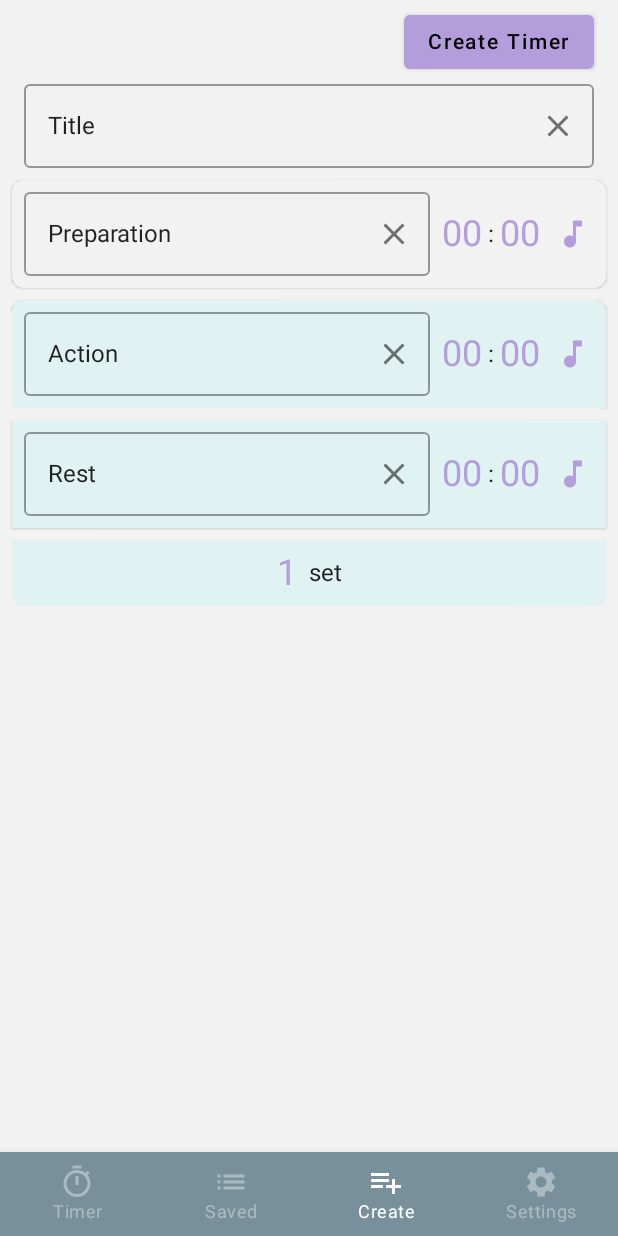
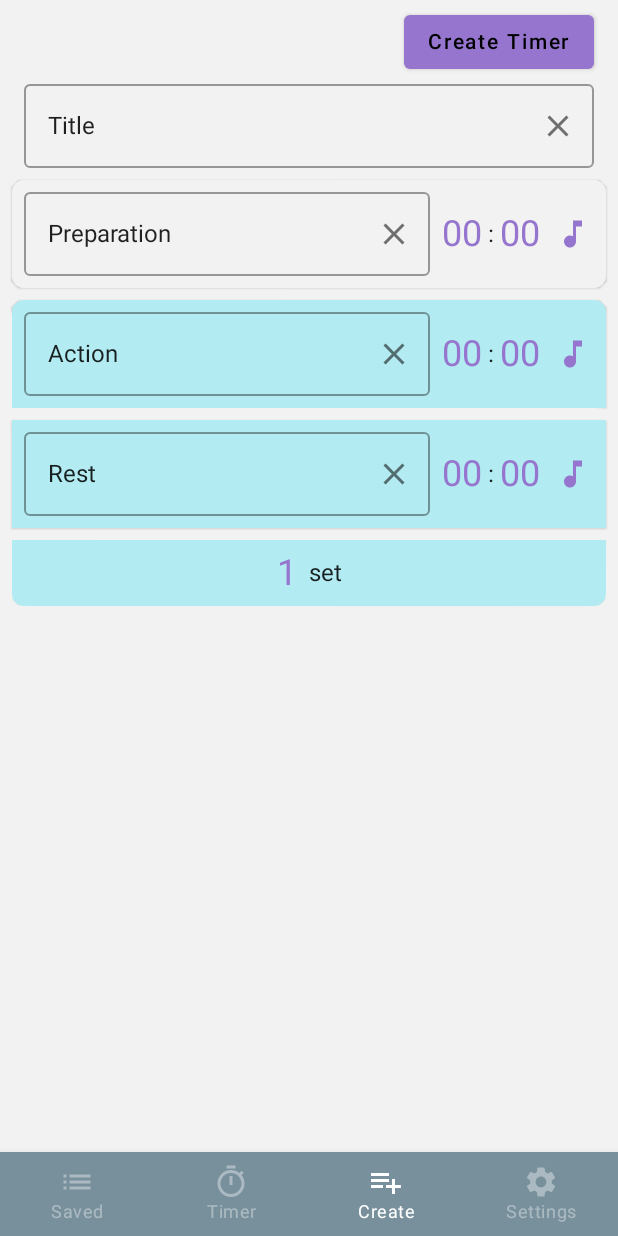
Before and after one commit to AndreiKlem/akTimer, an Android app built with Jetpack Compose: the screen it shows after launch (MainActivity), item 3 of the bottom bar chosen, on a phone screen of 412 x 824 dp. Run offline under Robolectric (Android 15) with nearby library versions, the phone set to English and light mode, and no system bars; our stand-ins replace Dagger/Hilt's generated code, Room's generated code, accompanist, livedata-compose; libraries missing offline, so code that uses them is left out: com.google.accompanist.navigation.

Commit message:
Changed position of the timer and the create screen

```diff
--- a/app/src/main/java/ru/aklem/aktimer/BottomBarScreen.kt
+++ b/app/src/main/java/ru/aklem/aktimer/BottomBarScreen.kt
@@ -5,15 +5,15 @@ sealed class BottomBarScreen(
     val title: String,
     val icon: Int
 ) {
+    object Saved: BottomBarScreen(
+        route = "saved",
+        title = "Saved",
+        icon = R.drawable.ic_saved
+    )
     object Timer: BottomBarScreen(
         route = "timer",
         title = "Timer",
         icon = R.drawable.ic_timer
-    )
-    object Saved: BottomBarScreen(
-        route = "saved",
-        title = "Saved",
-        icon = R.drawable.ic_saved
     )
     object Create: BottomBarScreen(
         route = "create/{tag}",
--- a/app/src/main/java/ru/aklem/aktimer/BottomNavGraph.kt
+++ b/app/src/main/java/ru/aklem/aktimer/BottomNavGraph.kt
@@ -16,9 +16,9 @@ import androidx.navigation.navArgument
 import com.google.accompanist.navigation.animation.AnimatedNavHost
 import com.google.accompanist.navigation.animation.composable
 import kotlinx.coroutines.InternalCoroutinesApi
-import ru.aklem.aktimer.misc.Directions
-import ru.aklem.aktimer.misc.Directions.BACKWARDS
-import ru.aklem.aktimer.misc.Directions.FORWARD
+import ru.aklem.aktimer.utils.Directions
+import ru.aklem.aktimer.utils.Directions.BACKWARDS
+import ru.aklem.aktimer.utils.Directions.FORWARD
 import ru.aklem.aktimer.screens.CreateScreen
 import ru.aklem.aktimer.screens.SavedScreen
 import ru.aklem.aktimer.screens.SettingsScreen
@@ -39,10 +39,10 @@ fun BottomNavGraph(
     val timerViewModel = hiltViewModel<TimerViewModel>()
     val chartViewModel = hiltViewModel<ChartViewModel>()
     var direction = FORWARD
-    var currentScreen = remember { mutableStateOf(BottomBarScreen.Timer.route).value }
+    var currentScreen = remember { mutableStateOf(BottomBarScreen.Saved.route).value }
     AnimatedNavHost(
         navController = navController,
-        startDestination = BottomBarScreen.Timer.route
+        startDestination = BottomBarScreen.Saved.route
     ) {
         navController.addOnDestinationChangedListener { _, destination, _ ->
             val nextScreen = destination.route.toString()
@@ -51,25 +51,25 @@ fun BottomNavGraph(
             currentScreen = nextScreen
         }
         composable(
-            route = BottomBarScreen.Timer.route,
+            route = BottomBarScreen.Saved.route,
             enterTransition = { enterAnimation(BACKWARDS) },
             exitTransition = { exitAnimation(FORWARD) }
+        ) {
+            SavedScreen(
+                navController = navController,
+                timerViewModel = timerViewModel,
+                chartViewModel = chartViewModel
+            )
+        }
+        composable(
+            route = BottomBarScreen.Timer.route,
+            enterTransition = { enterAnimation(direction) },
+            exitTransition = { exitAnimation(direction) }
         ) {
             TimerScreen(
                 timerViewModel = timerViewModel,
                 chartViewModel = chartViewModel,
                 settingsViewModel = settingsViewModel
-            )
-        }
-        composable(
-            route = BottomBarScreen.Saved.route,
-            enterTransition = { enterAnimation(direction) },
-            exitTransition = { exitAnimation(direction) }
-        ) {
-            SavedScreen(
-                navController = navController,
-                timerViewModel = timerViewModel,
-                chartViewModel = chartViewModel
             )
         }
         composable(
@@ -112,8 +112,8 @@ fun BottomNavGraph(
 
 private fun getPosition(route: String): Int {
     return when (route) {
-        "timer" -> 1
-        "saved" -> 2
+        "saved" -> 1
+        "timer" -> 2
         "create/{tag}" -> 3
         else -> 4
     }
--- a/app/src/main/java/ru/aklem/aktimer/MainScreen.kt
+++ b/app/src/main/java/ru/aklem/aktimer/MainScreen.kt
@@ -41,8 +41,8 @@ fun MainScreen() {
 @Composable
 fun BottomBar(navController: NavHostController) {
     val screens = listOf(
+        BottomBarScreen.Saved,
         BottomBarScreen.Timer,
-        BottomBarScreen.Saved,
         BottomBarScreen.Create,
         BottomBarScreen.Settings
     )
@@ -70,8 +70,8 @@ fun RowScope.AddItem(
         label = {
             Text(
                 text = when (screen.title) {
+                    "Saved" -> stringResource(id = R.string.saved)
                     "Timer" -> stringResource(id = R.string.timer)
-                    "Saved" -> stringResource(id = R.string.saved)
                     "Create" -> stringResource(id = R.string.create)
                     "Settings" -> stringResource(id = R.string.settings)
                     else -> "Tile error"
--- a/app/src/main/java/ru/aklem/aktimer/data/PreferencesManager.kt
+++ b/app/src/main/java/ru/aklem/aktimer/data/PreferencesManager.kt
@@ -8,7 +8,7 @@ import androidx.datastore.preferences.preferencesDataStore
 import dagger.hilt.android.qualifiers.ApplicationContext
 import kotlinx.coroutines.flow.catch
 import kotlinx.coroutines.flow.map
-import ru.aklem.aktimer.misc.AppSettings
+import ru.aklem.aktimer.utils.AppSettings
 import java.io.IOException
 import javax.inject.Inject
 import javax.inject.Singleton
--- a/app/src/main/java/ru/aklem/aktimer/screens/Create.kt
+++ b/app/src/main/java/ru/aklem/aktimer/screens/Create.kt
@@ -40,9 +40,9 @@ import androidx.compose.ui.window.Popup
 import androidx.navigation.NavController
 import kotlinx.coroutines.flow.StateFlow
 import ru.aklem.aktimer.R
-import ru.aklem.aktimer.misc.AppSettings
-import ru.aklem.aktimer.misc.ChartPeriods
-import ru.aklem.aktimer.misc.ChartPeriods.*
+import ru.aklem.aktimer.utils.AppSettings
+import ru.aklem.aktimer.utils.ChartPeriods
+import ru.aklem.aktimer.utils.ChartPeriods.*
 import ru.aklem.aktimer.viewmodel.SettingsViewModel
 
 @ExperimentalComposeUiApi
--- a/app/src/main/java/ru/aklem/aktimer/screens/Saved.kt
+++ b/app/src/main/java/ru/aklem/aktimer/screens/Saved.kt
@@ -5,17 +5,20 @@ import android.content.res.Configuration
 import android.util.Log
 import androidx.compose.animation.ExperimentalAnimationApi
 import androidx.compose.animation.animateContentSize
-import androidx.compose.animation.core.tween
+import androidx.compose.animation.core.*
 import androidx.compose.foundation.ExperimentalFoundationApi
 import androidx.compose.foundation.Image
 import androidx.compose.foundation.clickable
 import androidx.compose.foundation.layout.*
 import androidx.compose.foundation.lazy.*
 import androidx.compose.material.*
+import androidx.compose.material.icons.Icons
+import androidx.compose.material.icons.filled.MoreVert
 import androidx.compose.runtime.*
 import androidx.compose.runtime.livedata.observeAsState
 import androidx.compose.ui.Alignment
 import androidx.compose.ui.Modifier
+import androidx.compose.ui.graphics.ColorFilter
 import androidx.compose.ui.layout.ContentScale
 import androidx.compose.ui.platform.LocalConfiguration
 import androidx.compose.ui.res.painterResource
@@ -24,6 +27,7 @@ import androidx.compose.ui.text.TextStyle
 import androidx.compose.ui.text.font.FontWeight
 import androidx.compose.ui.text.style.TextAlign
 import androidx.compose.ui.text.style.TextOverflow
+import androidx.compose.ui.unit.Dp
 import androidx.compose.ui.unit.dp
 import androidx.compose.ui.unit.sp
 import androidx.navigation.NavController
@@ -57,16 +61,33 @@ fun SavedScreen(
         }
     }) {
         if (charts.isNullOrEmpty()) {
-            Column(
-                modifier = Modifier.fillMaxSize(),
-                verticalArrangement = Arrangement.Center,
-                horizontalAlignment = Alignment.CenterHorizontally
-            ) {
+            val infiniteTransition = rememberInfiniteTransition()
+            val bottomPadding by infiniteTransition.animateValue(
+                initialValue = 32.dp,
+                targetValue = 16.dp,
+                typeConverter = Dp.VectorConverter,
+                animationSpec = infiniteRepeatable(
+                    animation = tween(1000),
+                    repeatMode = RepeatMode.Reverse
+                )
+            )
+            Box(modifier = Modifier.fillMaxSize()) {
+                Box(modifier = Modifier.align(alignment = Alignment.Center)) {
                     Text(
                         text = stringResource(id = R.string.no_timers),
-                    style = TextStyle(fontSize = 20.sp),
-                    textAlign = TextAlign.Center
+                        style = TextStyle(fontSize = 20.sp)
                     )
+                }
+                Box(
+                    modifier = Modifier
+                        .align(alignment = Alignment.BottomEnd)
+                        .padding(bottom = bottomPadding, end = 180.dp)
+                ) {
+                    Image(
+                        painter = painterResource(id = R.drawable.ic_arrow_down),
+                        contentDescription = "Arrow down"
+                    )
+                }
                 // Several timers for testing purposes
                 /* Button(
                     modifier = Modifier.padding(top = 32.dp),
@@ -141,22 +162,27 @@ fun ChartCard(
     onEditChart: (Chart) -> Unit,
     onDeleteChart: (Chart) -> Unit
 ) {
-    var showFooter by remember { mutableStateOf(false) }
     val snackBarMessage = stringResource(id = R.string.timer_deleted)
     val snackBarActionLabel = stringResource(id = R.string.undo)
+    var expanded by remember { mutableStateOf(false) }
     Card(
         modifier = Modifier
-            .padding(horizontal = 4.dp, vertical = 4.dp)
+            .padding(horizontal = 8.dp, vertical = 4.dp)
             .fillMaxWidth()
             .animateContentSize(animationSpec = tween(400))
             .clickable {
-                showFooter = !showFooter
+                stopTimerOnChartSelected()
+                setTimerPeriods(chart)
+                onSelectChart(chart)
+                navController.navigate("timer")
             }
     ) {
         Column(modifier = Modifier.padding(8.dp)) {
+            Row(modifier = Modifier.padding(bottom = 8.dp)) {
                 Text(
-                modifier = Modifier.align(Alignment.CenterHorizontally),
+                    modifier = Modifier.weight(1f),
                     text = chart.title,
+                    textAlign = TextAlign.Center,
                     overflow = TextOverflow.Ellipsis,
                     maxLines = 1,
                     style = TextStyle(
@@ -164,6 +190,52 @@ fun ChartCard(
                         fontWeight = FontWeight.Thin
                     )
                 )
+                Box {
+                    Image(
+                        imageVector = Icons.Filled.MoreVert,
+                        contentDescription = stringResource(id = R.string.settings),
+                        colorFilter = ColorFilter.tint(color = MaterialTheme.colors.secondary),
+                        modifier = Modifier.clickable {
+                            expanded = true
+                        }
+                    )
+                    DropdownMenu(
+                        modifier = Modifier.padding(horizontal = 8.dp),
+                        expanded = expanded,
+                        onDismissRequest = { expanded = false }) {
+                        Text(
+                            text = stringResource(id = R.string.edit),
+                            color = MaterialTheme.colors.secondary,
+                            modifier = Modifier.clickable {
+                                onEditChart(chart)
+                                navController.navigate(route = "create/edit")
+                            }
+                        )
+                        Spacer(modifier = Modifier.height(8.dp))
+                        Text(
+                            text = stringResource(id = R.string.delete),
+                            color = MaterialTheme.colors.secondary,
+                            modifier = Modifier.clickable {
+                                onDeleteChart(chart)
+                                coroutineScope.launch {
+                                    val snackBarResult =
+                                        scaffoldState.snackbarHostState.showSnackbar(
+                                            message = snackBarMessage,
+                                            actionLabel = snackBarActionLabel
+                                        )
+                                    when (snackBarResult) {
+                                        SnackbarResult.Dismissed -> Log.d(TAG, "SnackBar dismissed")
+                                        SnackbarResult.ActionPerformed -> {
+                                            onRestoreChart(chart)
+                                        }
+                                    }
+                                }
+                            }
+                        )
+                    }
+                }
+            }
+
             if (chart.preparationTime > 0) {
                 GetPeriodDescription(
                     header = chart.headerPreparation,
@@ -176,7 +248,10 @@ fun ChartCard(
                 verticalAlignment = Alignment.CenterVertically
             ) {
                 if (chart.repeat > 1) {
-                    Text(modifier = Modifier.padding(end = 4.dp), text = "${chart.repeat}X ")
+                    Text(
+                        modifier = Modifier.padding(end = 4.dp),
+                        text = "${chart.repeat}X "
+                    )
                     if (chart.restTime > 0) {
                         Image(
                             painter = painterResource(id = R.drawable.ic_curly_brace),
@@ -198,50 +273,6 @@ fun ChartCard(
                             case = chart.playRestSound
                         )
                     }
-                }
-            }
-            if (showFooter) {
-                Spacer(modifier = Modifier.height(8.dp))
-                Row(
-                    modifier = Modifier.fillMaxWidth(),
-                    horizontalArrangement = Arrangement.SpaceEvenly
-                ) {
-                    Text(
-                        text = stringResource(id = R.string.delete),
-                        color = MaterialTheme.colors.secondary,
-                        modifier = Modifier.clickable {
-                            onDeleteChart(chart)
-                            coroutineScope.launch {
-                                val snackBarResult =
-                                    scaffoldState.snackbarHostState.showSnackbar(
-                                        message = snackBarMessage,
-                                        actionLabel = snackBarActionLabel
-                                    )
-                                when (snackBarResult) {
-                                    SnackbarResult.Dismissed -> Log.d(TAG, "SnackBar dismissed")
-                                    SnackbarResult.ActionPerformed -> {
-                                        onRestoreChart(chart)
-                                    }
-                                }
-                            }
-                        })
-                    Text(
-                        text = stringResource(id = R.string.edit),
-                        color = MaterialTheme.colors.secondary,
-                        modifier = Modifier.clickable {
-                            onEditChart(chart)
-                            navController.navigate(route = "create/edit")
-                        }
-                    )
-                    Text(
-                        text = stringResource(id = R.string.select),
-                        color = MaterialTheme.colors.secondary,
-                        modifier = Modifier.clickable {
-                            stopTimerOnChartSelected()
-                            setTimerPeriods(chart)
-                            onSelectChart(chart)
-                            navController.navigate("timer")
-                        })
                 }
             }
         }
--- a/app/src/main/java/ru/aklem/aktimer/screens/Settings.kt
+++ b/app/src/main/java/ru/aklem/aktimer/screens/Settings.kt
@@ -25,7 +25,7 @@ import androidx.compose.ui.unit.sp
 import androidx.core.net.toUri
 import kotlinx.coroutines.Job
 import ru.aklem.aktimer.R
-import ru.aklem.aktimer.misc.AppSettings
+import ru.aklem.aktimer.utils.AppSettings
 import ru.aklem.aktimer.viewmodel.SettingsViewModel
 
 @Composable
--- a/app/src/main/java/ru/aklem/aktimer/ui/theme/Color.kt
+++ b/app/src/main/java/ru/aklem/aktimer/ui/theme/Color.kt
@@ -4,9 +4,9 @@ import androidx.compose.ui.graphics.Color
 
 val BlueGray400 = Color(0xFF78909c)
 val BlueGrayDark = Color(0xFF4b636e)
-val SelectableColor = Color(0xFFb39ddb)
+val SelectableColor = Color(0xFF9575CD)
 val TealLight = Color(0xFF4EbAAA)
-val Green50 = Color(0xFFE0F2F1)
+val Blue100 = Color(0xFFB2EBF2)
 val Gray = Color(0xFFF2F2F2)
 val Brown900 = Color(0xFF3e2723)
 val BrownLight = Color(0xFF6a4f4b)
--- a/app/src/main/java/ru/aklem/aktimer/ui/theme/Theme.kt
+++ b/app/src/main/java/ru/aklem/aktimer/ui/theme/Theme.kt
@@ -19,7 +19,7 @@ private val LightColorPalette = lightColors(
     primaryVariant = BlueGrayDark,
     secondary = SelectableColor,
     background = Gray,
-    surface = Green50
+    surface = Blue100
 
     /* Other default colors to override
     surface = Color.White,
--- a/app/src/main/java/ru/aklem/aktimer/misc/AppSettings.kt
+++ b/app/src/main/java/ru/aklem/aktimer/utils/AppSettings.kt
@@ -1,4 +1,4 @@
-package ru.aklem.aktimer.misc
+package ru.aklem.aktimer.utils
 
 data class AppSettings(
     val showTitle: Boolean = true,
--- a/app/src/main/java/ru/aklem/aktimer/misc/ChartPeriods.kt
+++ b/app/src/main/java/ru/aklem/aktimer/utils/ChartPeriods.kt
@@ -1,4 +1,4 @@
-package ru.aklem.aktimer.misc
+package ru.aklem.aktimer.utils
 
 enum class ChartPeriods {
     PREPARATION, ACTION, REST
--- a/app/src/main/java/ru/aklem/aktimer/misc/DatabaseTestData.kt
+++ b/app/src/main/java/ru/aklem/aktimer/utils/DatabaseTestData.kt
@@ -1,4 +1,4 @@
-package ru.aklem.aktimer.misc
+package ru.aklem.aktimer.utils
 
 import ru.aklem.aktimer.data.Chart
 
--- a/app/src/main/java/ru/aklem/aktimer/misc/Directions.kt
+++ b/app/src/main/java/ru/aklem/aktimer/utils/Directions.kt
@@ -1,4 +1,4 @@
-package ru.aklem.aktimer.misc
+package ru.aklem.aktimer.utils
 
 enum class Directions {
     FORWARD, BACKWARDS
--- a/app/src/main/java/ru/aklem/aktimer/misc/Period.kt
+++ b/app/src/main/java/ru/aklem/aktimer/utils/Period.kt
@@ -1,4 +1,4 @@
-package ru.aklem.aktimer.misc
+package ru.aklem.aktimer.utils
 
 data class Period(
     val name: String,
--- a/app/src/main/java/ru/aklem/aktimer/viewmodel/ChartViewModel.kt
+++ b/app/src/main/java/ru/aklem/aktimer/viewmodel/ChartViewModel.kt
@@ -13,7 +13,7 @@
 import ru.aklem.aktimer.data.Chart
 import ru.aklem.aktimer.data.ChartDatabase
 import ru.aklem.aktimer.data.ChartRepository
-import ru.aklem.aktimer.misc.ChartPeriods
+import ru.aklem.aktimer.utils.ChartPeriods
 
 @InternalCoroutinesApi
 class ChartViewModel(application: Application) : AndroidViewModel(application) {
--- a/app/src/main/java/ru/aklem/aktimer/viewmodel/TimerViewModel.kt
+++ b/app/src/main/java/ru/aklem/aktimer/viewmodel/TimerViewModel.kt
@@ -14,7 +14,7 @@ import kotlinx.coroutines.flow.MutableStateFlow
 import kotlinx.coroutines.flow.asStateFlow
 import ru.aklem.aktimer.R
 import ru.aklem.aktimer.data.Chart
-import ru.aklem.aktimer.misc.Period
+import ru.aklem.aktimer.utils.Period
 import javax.inject.Inject
 
 @HiltViewModel
--- a/app/src/main/res/drawable/ic_arrow_down.xml
+++ b/app/src/main/res/drawable/ic_arrow_down.xml
@@ -1,10 +1,5 @@
-<vector xmlns:android="http://schemas.android.com/apk/res/android"
-    android:width="24dp"
-    android:height="24dp"
-    android:viewportWidth="24"
-    android:viewportHeight="24"
-    android:tint="?attr/colorControlNormal">
-  <path
-      android:fillColor="@android:color/holo_blue_dark"
-      android:pathData="M7.41,8.59L12,13.17l4.59,-4.58L18,10l-6,6 -6,-6 1.41,-1.41z"/>
+<vector android:height="48dp" android:tint="?attr/colorControlNormal"
+    android:viewportHeight="24" android:viewportWidth="24"
+    android:width="48dp" xmlns:android="http://schemas.android.com/apk/res/android">
+    <path android:fillColor="@android:color/white" android:pathData="M20,12l-1.41,-1.41L13,16.17V4h-2v12.17l-5.58,-5.59L4,12l8,8 8,-8z"/>
 </vector>
```
Also changed, not shown: app/src/main/java/ru/aklem/aktimer/screens/Timer.kt (+11 -9 lines). Lines whose indentation alone changed are shown as unchanged.
